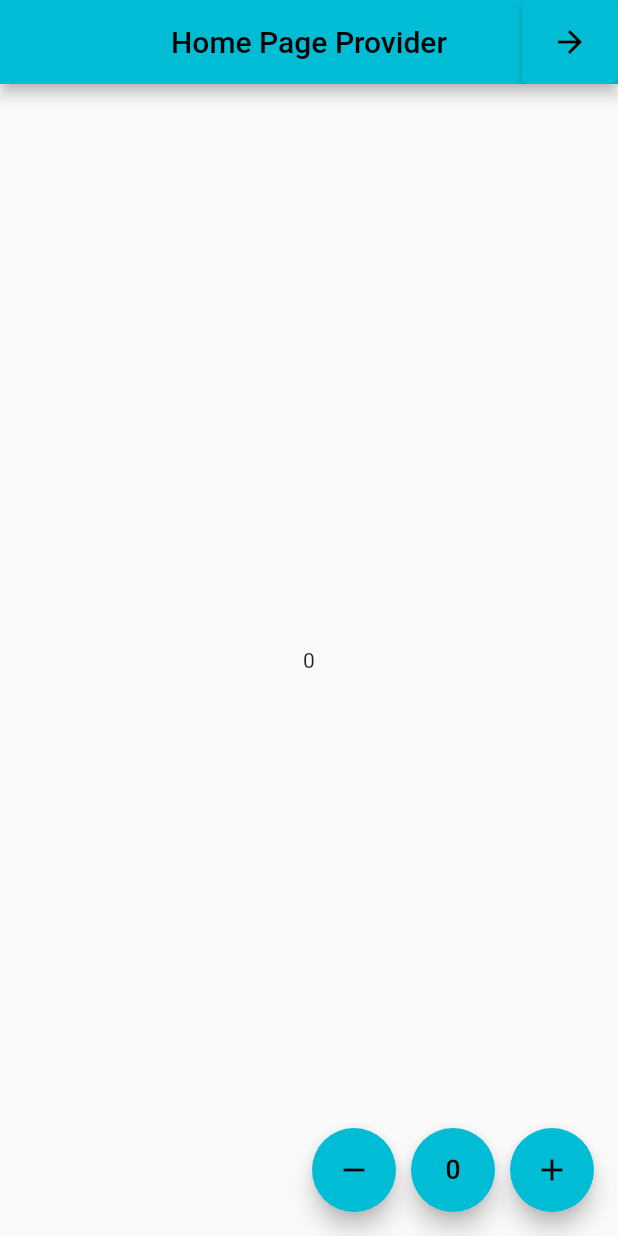
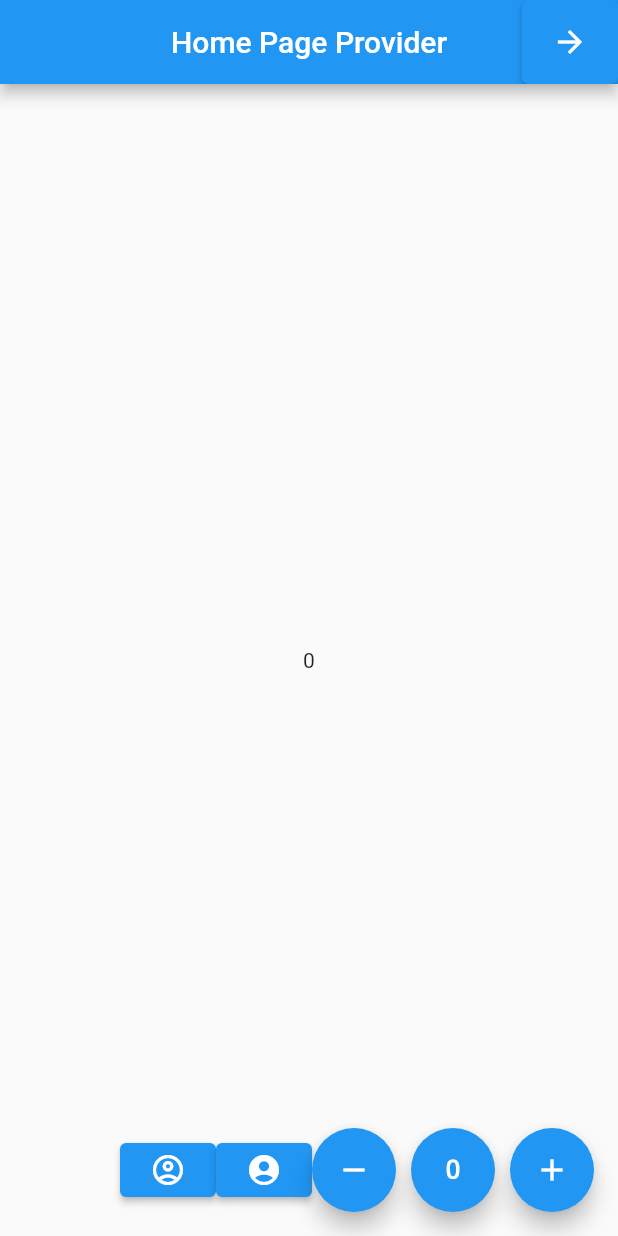
Before and after one commit to PauloSTDev/provider_study, a Flutter app: the screen it shows after launch, on a phone screen of 412 x 824 dp. Run offline on Flutter 3.47's test engine with Material 2 defaults, Android fonts, the phone set to English and light mode, and no system bars; missing offline and left inert: dart:html.

Commit message:
Adiciona mudança de tema com Provider

```diff
--- /dev/null
+++ b/lib/controller_provider/theme_controller.dart
@@ -0,0 +1,18 @@
+import 'package:flutter/material.dart';
+
+class ThemeController with ChangeNotifier {
+
+  ThemeData _themeData;
+  ThemeController(this._themeData);
+
+  getTheme() => _themeData;
+
+  setTheme(ThemeData theme){
+    _themeData = theme;
+    notifyListeners();
+  }
+
+
+
+
+}
--- a/lib/main.dart
+++ b/lib/main.dart
@@ -2,8 +2,9 @@ import 'package:flutter/material.dart';
 import 'package:provider/provider.dart';
 import 'package:provider_study/controller_provider/counter_provider.dart';
 import 'package:provider_study/controller_provider/shopping_cart_provider.dart';
+import 'package:provider_study/controller_provider/theme_controller.dart';
 import 'package:provider_study/screens/home_page.dart';
-import 'package:provider_study/screens/second_page.dart';
+import 'package:provider_study/screens/shopping_cart_page.dart';
 
 void main() {
   runApp(
@@ -22,17 +23,26 @@ class MyApp extends StatelessWidget {
   // This widget is the root of your application.
   @override
   Widget build(BuildContext context) {
-    return MaterialApp(
-      initialRoute: '/',
-      routes: {
-        '/': (context) => HomePage(),
-        "second": (context) => SecondPage(),
-      },
-      title: 'Flutter Demo',
-      debugShowCheckedModeBanner: false,
-      theme: ThemeData(
-        primarySwatch: Colors.cyan,
-      ),
+    return ChangeNotifierProvider<ThemeController>(
+      create: (_)=>ThemeController(ThemeData.light()),
+      child: MaterialAppWithTheme(),
     );
   }
 }
+
+class MaterialAppWithTheme extends StatelessWidget {
+  @override
+  Widget build(BuildContext context){
+    final theme = Provider.of<ThemeController>(context);
+    return MaterialApp(
+      theme: theme.getTheme(),
+      initialRoute: '/',
+      routes: {
+        '/': (context) => const HomePage(),
+        "shopping_cart": (context) => const ShopppingCartPage(),
+      },
+      title: 'Study Provider',
+      debugShowCheckedModeBanner: false,
+    );
+  }
+}
--- a/lib/screens/home_page.dart
+++ b/lib/screens/home_page.dart
@@ -1,12 +1,17 @@
+import 'dart:html';
+
 import 'package:flutter/material.dart';
 import 'package:provider/provider.dart';
 import 'package:provider_study/controller_provider/counter_provider.dart';
+import 'package:provider_study/controller_provider/theme_controller.dart';
 
 class HomePage extends StatelessWidget {
   const HomePage({Key? key}) : super(key: key);
 
   @override
   Widget build(BuildContext context) {
+    ThemeController _themeController = Provider.of<ThemeController>(context);
+
     return Scaffold(
       appBar: AppBar(
         title: const Text("Home Page Provider"),
@@ -15,7 +20,7 @@ class HomePage extends StatelessWidget {
         actions: [
           ElevatedButton(
               onPressed: () {
-                Navigator.pushNamed(context, "second");
+                Navigator.pushNamed(context, "shopping_cart");
               },
               child: const Icon(Icons.arrow_forward),
           ),
@@ -32,6 +37,14 @@ class HomePage extends StatelessWidget {
       floatingActionButton: Row(
         mainAxisAlignment: MainAxisAlignment.end,
         children: [
+          ElevatedButton(
+            child: const Icon(Icons.account_circle_outlined),
+            onPressed: () => _themeController.setTheme(ThemeData.light()),
+          ),
+          ElevatedButton(
+            child: const Icon(Icons.account_circle_rounded),
+            onPressed: () => _themeController.setTheme(ThemeData.dark()),
+          ),
           FloatingActionButton(
             onPressed: () {
               Provider.of<Counter>(context, listen: false).decrementar();
```
Also changed, not shown: lib/screens/shopping_cart_page.dart (renamed from lib/screens/second_page.dart, +2 -5 lines).
